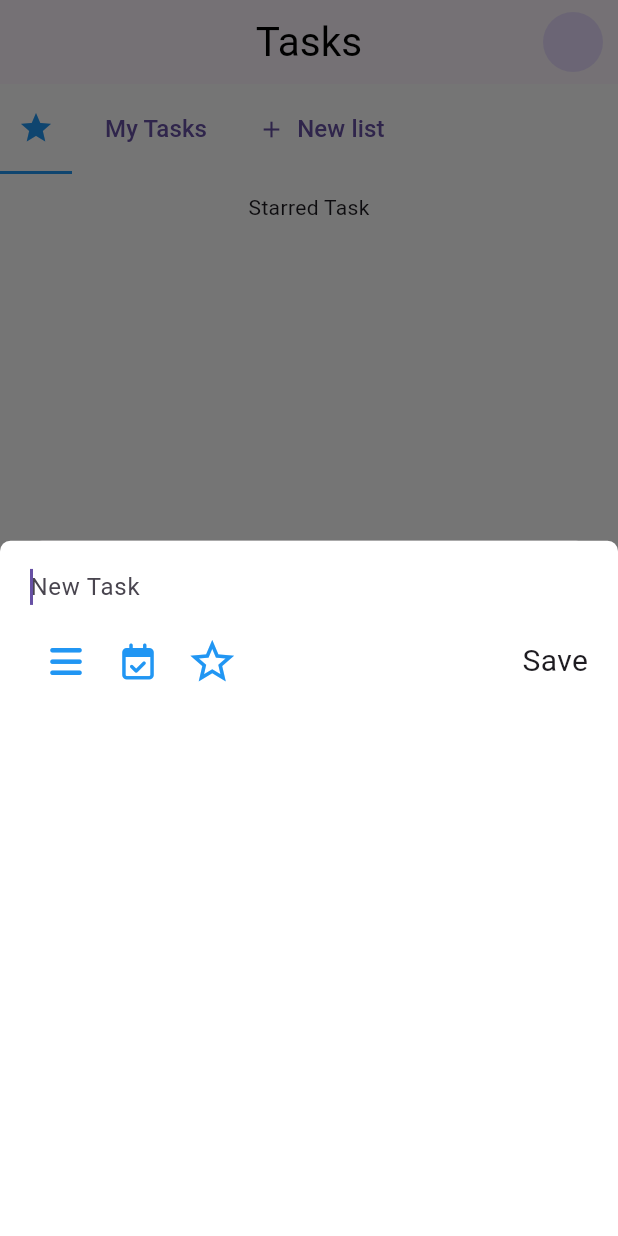
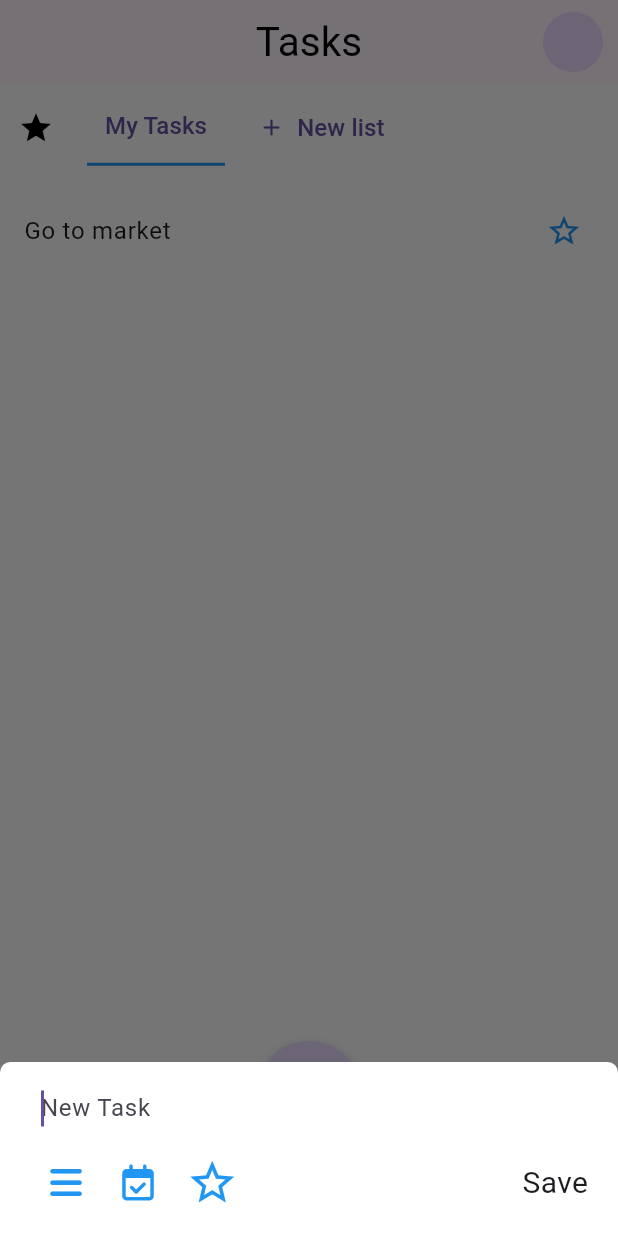
Before and after one commit to Emmanueloluwadamilola/my_todo_app, a Flutter app: the screen it shows after launch, after a tap on the "add" icon, on a phone screen of 412 x 824 dp. Run offline on Flutter 3.47's test engine with Material 3 defaults, Android fonts, the phone set to English and light mode, and no system bars; our stand-ins replace font_awesome_flutter.

Commit message:
Feats: screens

```diff
--- a/lib/add_task.dart
+++ b/lib/add_task_screen.dart
@@ -19,11 +19,14 @@ class AddTaskSheet extends StatelessWidget {
           padding: const EdgeInsets.only(bottom: 10, left: 20, top: 7),
           child: Column(
             children: [
-              const TextField(
+              const Padding(
+                padding: EdgeInsets.only(left: 7),
+                child: TextField(
                   autofocus: true,
                   keyboardType: TextInputType.text,
                   decoration: InputDecoration(
                       border: InputBorder.none, hintText: ("New Task")),
+                ),
               ),
               Row(children: [
                 IconButton(
@@ -45,12 +48,14 @@ class AddTaskSheet extends StatelessWidget {
                       size: 35,
                       color: Colors.blue,
                     )),
-                Spacer(),
-                Padding(
-                  padding: const EdgeInsets.only(right: 20),
-                  child: const Text(
+                const Spacer(),
+                const Padding(
+                  padding: EdgeInsets.only(right: 20),
+                  child: InkWell(
+                    child: Text(
                       "Save",
                       style: TextStyle(fontSize: 20),
+                    ),
                   ),
                 ),
               ]),
--- a/lib/home_page.dart
+++ b/lib/home_page.dart
@@ -1,8 +1,8 @@
 import 'package:flutter/material.dart';
 import 'package:font_awesome_flutter/font_awesome_flutter.dart';
-import 'package:my_todo_app/add_task.dart';
+import 'package:my_todo_app/add_task_screen.dart';
 import 'package:my_todo_app/starred_task_page.dart';
-import 'package:my_todo_app/task_page.dart';
+import 'package:my_todo_app/task_list_page.dart';
 
 enum Screen { starredTask, allTask }
 
@@ -15,11 +15,16 @@ class HomePage extends StatefulWidget {
 
 class _HomePageState extends State<HomePage> {
   Widget showSheet(BuildContext context) {
-    return const AddTaskSheet();
+    return SingleChildScrollView(
+      child: Container(
+        padding: EdgeInsets.only(bottom: MediaQuery.of(context).viewInsets.bottom),
+        child: const AddTaskSheet(),
+      ),
+    );
   }
 
-  Screen selectedScreen = Screen.starredTask;
-  bool showScreen = false;
+  Screen selectedScreen = Screen.allTask;
+  bool showScreen = true;
 
   @override
   Widget build(BuildContext context) {
@@ -116,7 +121,7 @@ class _HomePageState extends State<HomePage> {
           child: FloatingActionButton(
             shape: const CircleBorder(),
             onPressed: () {
-              showModalBottomSheet(context: context, builder: showSheet);
+              showModalBottomSheet(context: context, isScrollControlled: true, builder: showSheet);
             },
             child: const Icon(
               Icons.add,
--- /dev/null
+++ b/lib/task_list_page.dart
@@ -0,0 +1,56 @@
+import 'package:flutter/material.dart';
+
+class MyTaskPage extends StatefulWidget {
+  const MyTaskPage({super.key});
+
+  @override
+  State<MyTaskPage> createState() => _MyTaskPageState();
+}
+
+class _MyTaskPageState extends State<MyTaskPage> {
+  bool isChecked = false;
+  @override
+  Widget build(BuildContext context) {
+    return Expanded(
+      child: ListView(
+        children: [
+          ListTile(
+            title: Text(
+              "Go to market",
+              // style: TextStyle(
+              //     decoration: isChecked ? TextDecoration.lineThrough : null),
+            ),
+            // leading: CircularCheckBox(
+            //   boxState: isChecked,
+            //   toggleCheckBox: (newValue) {
+            //     setState(() {
+            //       isChecked = newValue!;
+            //     });
+            //   },
+            // ),
+            trailing: const Icon(
+              Icons.star_border,
+              color: Colors.blue,
+            ),
+          )
+        ],
+      ),
+    );
+  }
+}
+
+class CircularCheckBox extends StatelessWidget {
+  final bool boxState;
+  final Function toggleCheckBox;
+  const CircularCheckBox(
+      {super.key, required this.boxState, required this.toggleCheckBox});
+
+  @override
+  Widget build(BuildContext context) {
+    return Checkbox(
+      value: boxState,
+      shape: const CircleBorder(),
+      onChanged: toggleCheckBox(),
+    );
+  }
+}
--- a/lib/task_page.dart
+++ /dev/null
@@ -1,15 +0,0 @@
-import 'package:flutter/material.dart';
-
-class MyTaskPage extends StatefulWidget {
-  const MyTaskPage({super.key});
-
-  @override
-  State<MyTaskPage> createState() => _MyTaskPageState();
-}
-
-class _MyTaskPageState extends State<MyTaskPage> {
-  @override
-  Widget build(BuildContext context) {
-    return const Center(child: Text("All Task"));
-  }
-}
```
Lines whose indentation alone changed are shown as unchanged.
